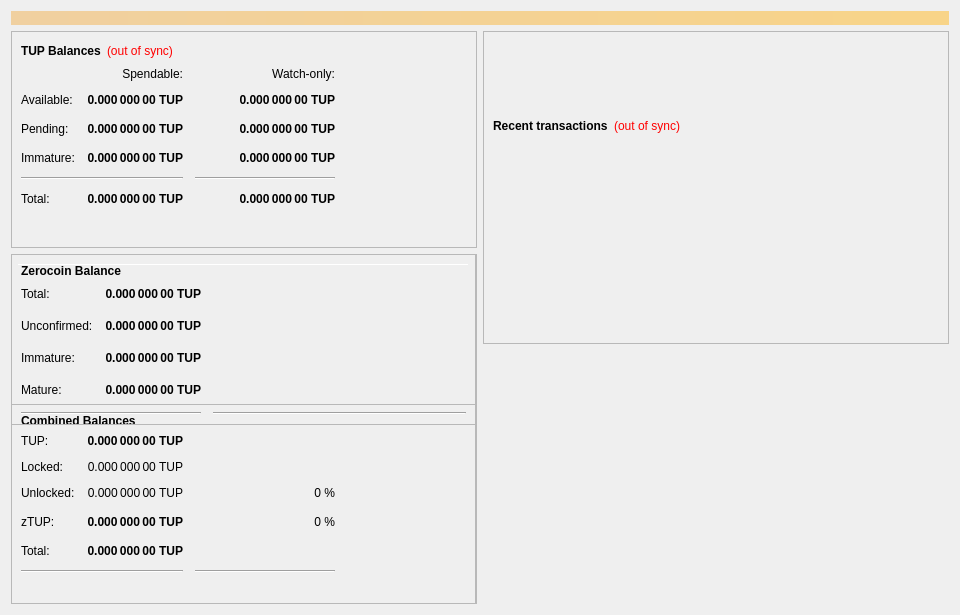
The window that src/qt/forms/overviewpage.ui (wealth-coin/TenUp) describes before a commit, drawn with Qt 5.
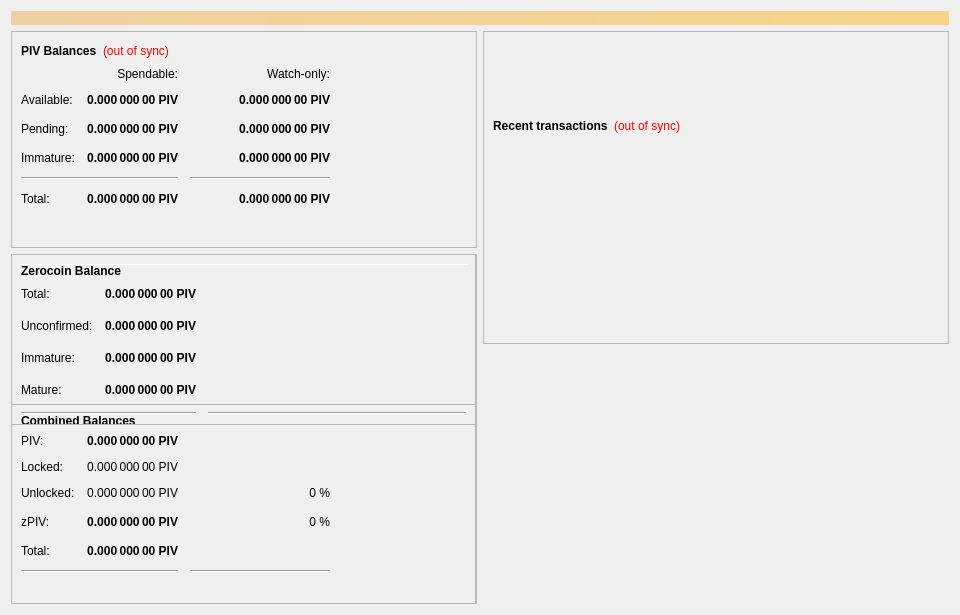
The same window after the commit.

Patch:
```diff
--- a/src/qt/forms/overviewpage.ui
+++ b/src/qt/forms/overviewpage.ui
@@ -60,7 +60,7 @@
                </font>
               </property>
               <property name="text">
-               <string>TUP Balances</string>
+               <string>PIV Balances</string>
               </property>
              </widget>
             </item>
@@ -118,7 +118,7 @@
                <string>Unconfirmed transactions to watch-only addresses</string>
               </property>
               <property name="text">
-               <string notr="true">0.000 000 00 TUP</string>
+               <string notr="true">0.000 000 00 PIV</string>
               </property>
               <property name="alignment">
                <set>Qt::AlignRight|Qt::AlignTrailing|Qt::AlignVCenter</set>
@@ -143,7 +143,7 @@
                <string>Total of transactions that have yet to be confirmed, and do not yet count toward the spendable balance</string>
               </property>
               <property name="text">
-               <string notr="true">0.000 000 00 TUP</string>
+               <string notr="true">0.000 000 00 PIV</string>
               </property>
               <property name="alignment">
                <set>Qt::AlignRight|Qt::AlignTrailing|Qt::AlignVCenter</set>
@@ -168,7 +168,7 @@
                <string>Staked or masternode rewards in watch-only addresses that has not yet matured</string>
               </property>
               <property name="text">
-               <string notr="true">0.000 000 00 TUP</string>
+               <string notr="true">0.000 000 00 PIV</string>
               </property>
               <property name="alignment">
                <set>Qt::AlignRight|Qt::AlignTrailing|Qt::AlignVCenter</set>
@@ -226,7 +226,7 @@
                <string>Staked or masternode rewards that has not yet matured</string>
               </property>
               <property name="text">
-               <string notr="true">0.000 000 00 TUP</string>
+               <string notr="true">0.000 000 00 PIV</string>
               </property>
               <property name="alignment">
                <set>Qt::AlignRight|Qt::AlignTrailing|Qt::AlignVCenter</set>
@@ -271,7 +271,7 @@
                <string>Your current total balance</string>
               </property>
               <property name="text">
-               <string notr="true">0.000 000 00 TUP</string>
+               <string notr="true">0.000 000 00 PIV</string>
               </property>
               <property name="alignment">
                <set>Qt::AlignRight|Qt::AlignTrailing|Qt::AlignVCenter</set>
@@ -296,7 +296,7 @@
                <string>Current total balance in watch-only addresses</string>
               </property>
               <property name="text">
-               <string notr="true">0.000 000 00 TUP</string>
+               <string notr="true">0.000 000 00 PIV</string>
               </property>
               <property name="alignment">
                <set>Qt::AlignRight|Qt::AlignTrailing|Qt::AlignVCenter</set>
@@ -338,7 +338,7 @@
                <string>Your current spendable balance</string>
               </property>
               <property name="text">
-               <string notr="true">0.000 000 00 TUP</string>
+               <string notr="true">0.000 000 00 PIV</string>
               </property>
               <property name="alignment">
                <set>Qt::AlignRight|Qt::AlignTrailing|Qt::AlignVCenter</set>
@@ -363,7 +363,7 @@
                <string>Your current balance in watch-only addresses</string>
               </property>
               <property name="text">
-               <string notr="true">0.000 000 00 TUP</string>
+               <string notr="true">0.000 000 00 PIV</string>
               </property>
               <property name="alignment">
                <set>Qt::AlignRight|Qt::AlignTrailing|Qt::AlignVCenter</set>
@@ -963,7 +963,7 @@
                 <string>Total of transactions that have yet to be confirmed, and do not yet count toward the spendable balance</string>
                </property>
                <property name="text">
-                <string notr="true">0.000 000 00 TUP</string>
+                <string notr="true">0.000 000 00 PIV</string>
                </property>
                <property name="alignment">
                 <set>Qt::AlignRight|Qt::AlignTrailing|Qt::AlignVCenter</set>
@@ -988,7 +988,7 @@
                 <string>Total Balance, including unconfirmed and immature coins.</string>
                </property>
                <property name="text">
-                <string notr="true">0.000 000 00 TUP</string>
+                <string notr="true">0.000 000 00 PIV</string>
                </property>
                <property name="alignment">
                 <set>Qt::AlignRight|Qt::AlignTrailing|Qt::AlignVCenter</set>
@@ -1021,7 +1021,7 @@
              <item row="1" column="0">
               <widget class="QLabel" name="labelBalanceTextz">
                <property name="text">
-                <string>TUP:</string>
+                <string>PIV:</string>
                </property>
               </widget>
              </item>
@@ -1040,7 +1040,7 @@
                 <string>Your current spendable balance</string>
                </property>
                <property name="text">
-                <string notr="true">0.000 000 00 TUP</string>
+                <string notr="true">0.000 000 00 PIV</string>
                </property>
                <property name="alignment">
                 <set>Qt::AlignRight|Qt::AlignTrailing|Qt::AlignVCenter</set>
@@ -1056,7 +1056,7 @@
                 <string/>
                </property>
                <property name="text">
-                <string>zTUP:</string>
+                <string>zPIV:</string>
                </property>
               </widget>
              </item>
@@ -1090,7 +1090,7 @@
                 <string>Locked TUP or Masternode collaterals. These are excluded from zTUP minting.</string>
                </property>
                <property name="text">
-                <string>0.000 000 00 TUP</string>
+                <string>0.000 000 00 PIV</string>
                </property>
                <property name="alignment">
                 <set>Qt::AlignRight|Qt::AlignTrailing|Qt::AlignVCenter</set>
@@ -1123,7 +1123,7 @@
                 <string>Unlocked PIVs. These can be used for zTUP minting.</string>
                </property>
                <property name="text">
-                <string>0.000 000 00 TUP</string>
+                <string>0.000 000 00 PIV</string>
                </property>
                <property name="alignment">
                 <set>Qt::AlignRight|Qt::AlignTrailing|Qt::AlignVCenter</set>
@@ -1234,7 +1234,7 @@
                 <string>All available zTUP, unconfirmed and immature zTUP included.</string>
                </property>
                <property name="text">
-                <string notr="true">0.000 000 00 TUP</string>
+                <string notr="true">0.000 000 00 PIV</string>
                </property>
                <property name="alignment">
                 <set>Qt::AlignRight|Qt::AlignTrailing|Qt::AlignVCenter</set>
@@ -1312,7 +1312,7 @@
 These zTUP are spendable.</string>
                </property>
                <property name="text">
-                <string>0.000 000 00 TUP</string>
+                <string>0.000 000 00 PIV</string>
                </property>
                <property name="alignment">
                 <set>Qt::AlignRight|Qt::AlignTrailing|Qt::AlignVCenter</set>
@@ -1343,7 +1343,7 @@
 Immature: confirmed, but less than 3 mints of the same denomination after it was minted</string>
                </property>
                <property name="text">
-                <string>0.000 000 00 TUP</string>
+                <string>0.000 000 00 PIV</string>
                </property>
                <property name="alignment">
                 <set>Qt::AlignRight|Qt::AlignTrailing|Qt::AlignVCenter</set>
@@ -1387,7 +1387,7 @@
 Immature: confirmed, but less than 3 mints of the same denomination after it was minted</string>
                </property>
                <property name="text">
-                <string>0.000 000 00 TUP</string>
+                <string>0.000 000 00 PIV</string>
                </property>
                <property name="alignment">
                 <set>Qt::AlignRight|Qt::AlignTrailing|Qt::AlignVCenter</set>
```
Left out of the diff: 24 changed lines with no effect on the pictures.
